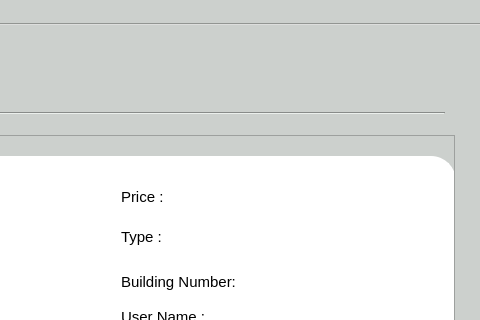
First picture: the form in Real-Estate-Portal/Dashboard.ui, repository RamyNasser4/Real-Estate-Portal, before the edit; both pictures show x 317 to 797 and y 0 to 320 of the 797 by 741 pixel window.
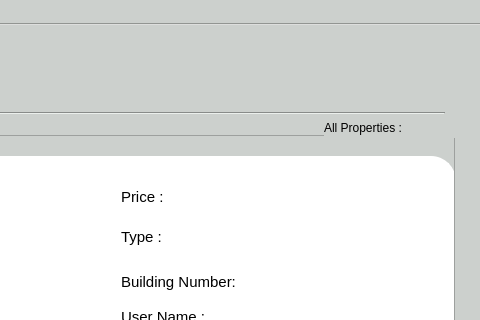
Second picture: the form after the edit. Icons and pictures are not drawn.

Commit message: dashboard ui page

Diff of the .ui file:
```diff
--- a/Real-Estate-Portal/Dashboard.ui
+++ b/Real-Estate-Portal/Dashboard.ui
@@ -609,6 +609,28 @@
       <zorder>scrollArea_2</zorder>
       <zorder>label</zorder>
      </widget>
+     <widget class="QLabel" name="label_45">
+      <property name="geometry">
+       <rect>
+        <x>640</x>
+        <y>93</y>
+        <width>131</width>
+        <height>20</height>
+       </rect>
+      </property>
+      <property name="styleSheet">
+       <string notr="true">#label_11{
+color:black;
+  border-radius: 25px;
+
+
+font-size:15px;
+}</string>
+      </property>
+      <property name="text">
+       <string>All Properties :</string>
+      </property>
+     </widget>
     </widget>
     <widget class="QWidget" name="tab_3">
      <attribute name="title">
```
Left out of the diff: 12 changed lines with no effect on the pictures.
